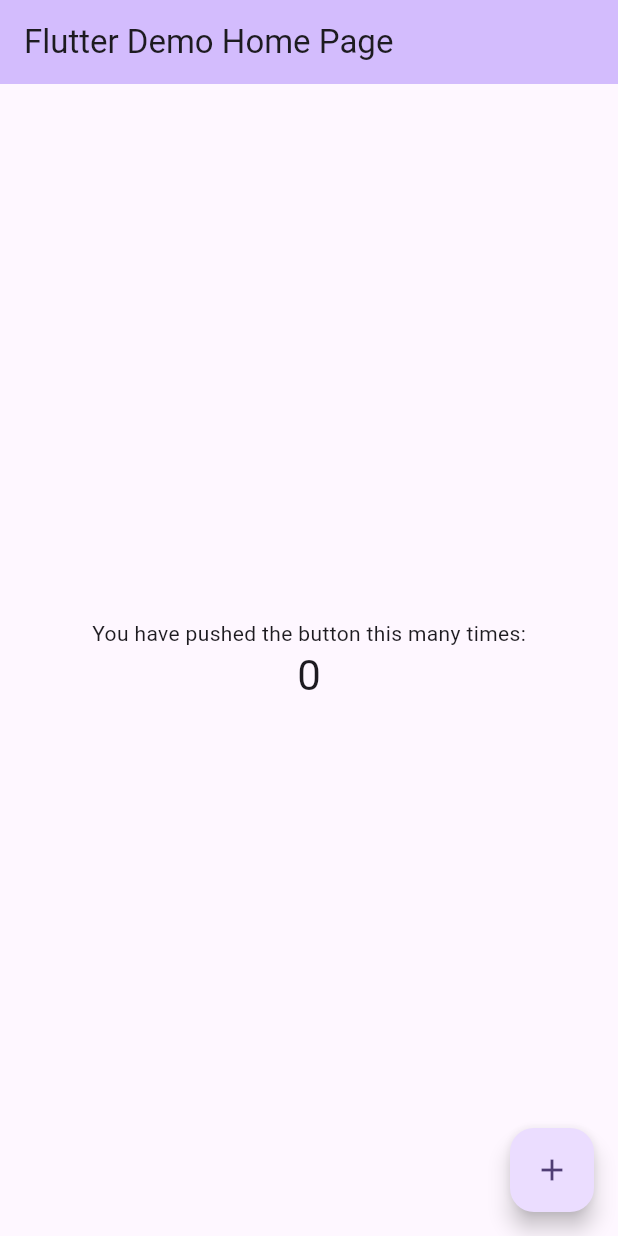
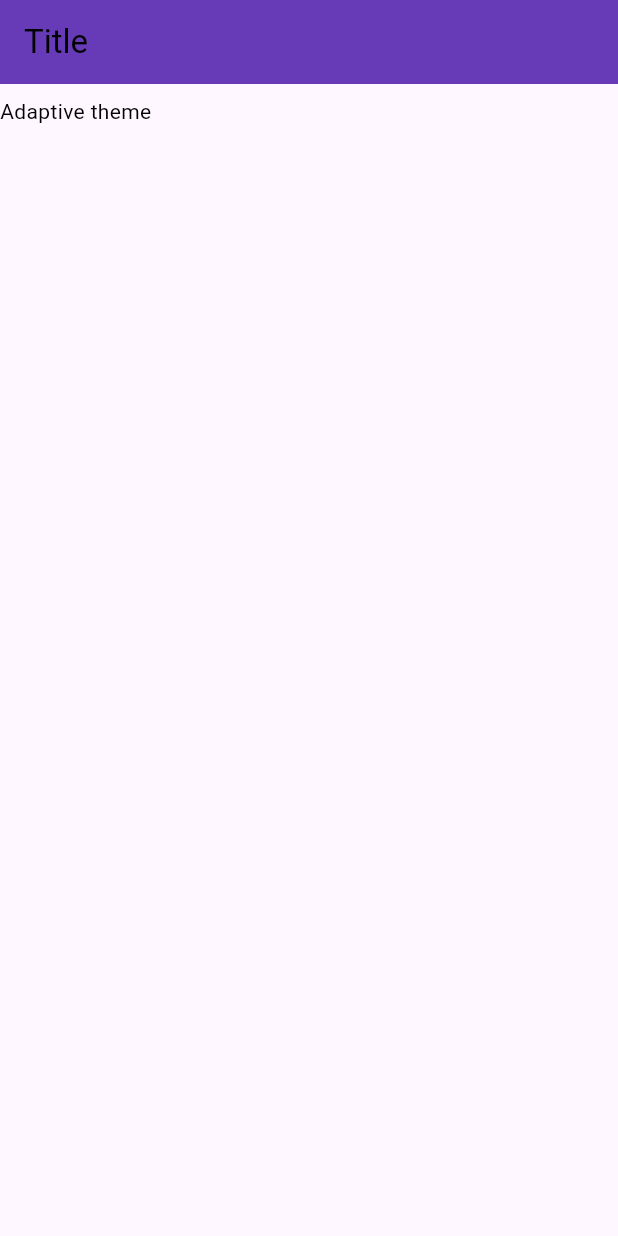
Before and after one commit to LoicLab/shopping_list, a Flutter app: the screen it shows after launch, on a phone screen of 412 x 824 dp. Run offline on Flutter 3.47's test engine with Material 3 defaults, Android fonts, the phone set to English and light mode, and no system bars; our stand-ins replace sqflite; accounts and stored records are empty.

Commit message:
Initialisation of the adaptive theme and the database

```diff
--- /dev/null
+++ b/lib/controller/home_controller.dart
@@ -0,0 +1,23 @@
+import 'package:flutter/material.dart';
+import '../view/adaptive_view.dart';
+
+class HomeController extends StatelessWidget {
+
+  final TargetPlatform platform;
+  final String titleBar;
+
+  const HomeController({
+    super.key,
+    required this.platform,
+    required this.titleBar
+  });
+
+  @override
+  Widget build(BuildContext context) {
+    return AdaptiveView(
+          platform: platform,
+          titleBar: titleBar,
+          view:  Text('Adaptive theme',style: TextStyle(color: Theme.of(context).colorScheme.secondary),)
+      );
+  }
+}
--- a/lib/main.dart
+++ b/lib/main.dart
@@ -1,125 +1,70 @@
+import 'package:flutter/cupertino.dart';
 import 'package:flutter/material.dart';
+import 'controller/home_controller.dart';
 
 void main() {
-  runApp(const MyApp());
+  runApp(MyApp());
 }
 
 class MyApp extends StatelessWidget {
-  const MyApp({super.key});
+  MyApp({super.key});
 
-  // This widget is the root of your application.
   @override
   Widget build(BuildContext context) {
+    final platform = Theme.of(context).platform;
+    //Just for test
+    //const platform = TargetPlatform.android;
+    bool isAndroid = (platform == TargetPlatform.android);
+    return isAndroid ? androidBase(platform: platform) : iOSBase(platform: platform);
+  }
+  ///Defines the light theme
+  final ThemeData materialTheme = ThemeData.light().copyWith(
+        colorScheme: const ColorScheme.light(
+          primary: Colors.deepPurple,
+          secondary: Colors.black
+        )
+  );
+
+  ///Defines the dark theme
+  final ThemeData materialDarkTheme = ThemeData.dark().copyWith(
+      colorScheme: const ColorScheme.light(
+        primary: Colors.deepPurple,
+        secondary: Colors.white
+      )
+  );
+
+  final String title = "Title";
+
+  MaterialApp androidBase({required TargetPlatform platform}){
     return MaterialApp(
-      title: 'Flutter Demo',
-      theme: ThemeData(
-        // This is the theme of your application.
-        //
-        // TRY THIS: Try running your application with "flutter run". You'll see
-        // the application has a purple toolbar. Then, without quitting the app,
-        // try changing the seedColor in the colorScheme below to Colors.green
-        // and then invoke "hot reload" (save your changes or press the "hot
-        // reload" button in a Flutter-supported IDE, or press "r" if you used
-        // the command line to start the app).
-        //
-        // Notice that the counter didn't reset back to zero; the application
-        // state is not lost during the reload. To reset the state, use hot
-        // restart instead.
-        //
-        // This works for code too, not just values: Most code changes can be
-        // tested with just a hot reload.
-        colorScheme: ColorScheme.fromSeed(seedColor: Colors.deepPurple),
-        useMaterial3: true,
+      themeMode: ThemeMode.system,
+      title: title,
+      debugShowCheckedModeBanner: false,
+      theme: materialTheme,
+      darkTheme: materialDarkTheme,
+      home: HomeController(
+        platform: platform,
+        titleBar: title
+      )
+    );
+  }
+
+  CupertinoApp iOSBase({required TargetPlatform platform}){
+    return CupertinoApp(
+      title: title,
+      debugShowCheckedModeBanner: false,
+      localizationsDelegates: const [
+        DefaultMaterialLocalizations.delegate,
+        DefaultCupertinoLocalizations.delegate,
+        DefaultWidgetsLocalizations.delegate
+      ],
+      theme: CupertinoThemeData(
+        primaryColor: materialTheme.primaryColor
       ),
-      home: const MyHomePage(title: 'Flutter Demo Home Page'),
+      home: HomeController(
+        platform: platform,
+        titleBar: title
+      )
     );
   }
 }
-
-class MyHomePage extends StatefulWidget {
-  const MyHomePage({super.key, required this.title});
-
-  // This widget is the home page of your application. It is stateful, meaning
-  // that it has a State object (defined below) that contains fields that affect
-  // how it looks.
-
-  // This class is the configuration for the state. It holds the values (in this
-  // case the title) provided by the parent (in this case the App widget) and
-  // used by the build method of the State. Fields in a Widget subclass are
-  // always marked "final".
-
-  final String title;
-
-  @override
-  State<MyHomePage> createState() => _MyHomePageState();
-}
-
-class _MyHomePageState extends State<MyHomePage> {
-  int _counter = 0;
-
-  void _incrementCounter() {
-    setState(() {
-      // This call to setState tells the Flutter framework that something has
-      // changed in this State, which causes it to rerun the build method below
-      // so that the display can reflect the updated values. If we changed
-      // _counter without calling setState(), then the build method would not be
-      // called again, and so nothing would appear to happen.
-      _counter++;
-    });
-  }
-
-  @override
-  Widget build(BuildContext context) {
-    // This method is rerun every time setState is called, for instance as done
-    // by the _incrementCounter method above.
-    //
-    // The Flutter framework has been optimized to make rerunning build methods
-    // fast, so that you can just rebuild anything that needs updating rather
-    // than having to individually change instances of widgets.
-    return Scaffold(
-      appBar: AppBar(
-        // TRY THIS: Try changing the color here to a specific color (to
-        // Colors.amber, perhaps?) and trigger a hot reload to see the AppBar
-        // change color while the other colors stay the same.
-        backgroundColor: Theme.of(context).colorScheme.inversePrimary,
-        // Here we take the value from the MyHomePage object that was created by
-        // the App.build method, and use it to set our appbar title.
-        title: Text(widget.title),
-      ),
-      body: Center(
-        // Center is a layout widget. It takes a single child and positions it
-        // in the middle of the parent.
-        child: Column(
-          // Column is also a layout widget. It takes a list of children and
-          // arranges them vertically. By default, it sizes itself to fit its
-          // children horizontally, and tries to be as tall as its parent.
-          //
-          // Column has various properties to control how it sizes itself and
-          // how it positions its children. Here we use mainAxisAlignment to
-          // center the children vertically; the main axis here is the vertical
-          // axis because Columns are vertical (the cross axis would be
-          // horizontal).
-          //
-          // TRY THIS: Invoke "debug painting" (choose the "Toggle Debug Paint"
-          // action in the IDE, or press "p" in the console), to see the
-          // wireframe for each widget.
-          mainAxisAlignment: MainAxisAlignment.center,
-          children: <Widget>[
-            const Text(
-              'You have pushed the button this many times:',
-            ),
-            Text(
-              '$_counter',
-              style: Theme.of(context).textTheme.headlineMedium,
-            ),
-          ],
-        ),
-      ),
-      floatingActionButton: FloatingActionButton(
-        onPressed: _incrementCounter,
-        tooltip: 'Increment',
-        child: const Icon(Icons.add),
-      ), // This trailing comma makes auto-formatting nicer for build methods.
-    );
-  }
-}
--- /dev/null
+++ b/lib/view/adaptive_view.dart
@@ -0,0 +1,50 @@
+import 'package:flutter/cupertino.dart';
+import 'package:flutter/material.dart';
+
+///Defines the light themeClass used to manage the display of pages depending on whether you're on Android or iOS.
+class AdaptiveView extends StatelessWidget{
+  final TargetPlatform platform;
+  final Widget view;
+  final String titleBar;
+
+  const AdaptiveView({
+    super.key,
+    required this.platform,
+    required this.view,
+    required this.titleBar
+  });
+
+  @override
+  Widget build(BuildContext context) {
+    return scaffold(context);
+  }
+
+  bool isAndroid() => (platform == TargetPlatform.android);
+
+  Widget scaffold(BuildContext context) {
+    return (isAndroid())
+        ? Scaffold(appBar: appBar(context), body: body())
+        : CupertinoPageScaffold(navigationBar: navBar(context),child: body());
+  }
+
+  AppBar appBar(BuildContext context) {
+    return AppBar(
+        title: Text(titleBar),
+        backgroundColor: Theme.of(context).colorScheme.primary
+    );
+  }
+
+  CupertinoNavigationBar navBar(BuildContext context) {
+    return CupertinoNavigationBar(
+        middle: Text(titleBar),
+        backgroundColor: Theme.of(context).colorScheme.primary
+    );
+  }
+
+  Widget body(){
+    return Padding(
+        padding: const EdgeInsets.only(top: 8),
+        child: view,
+    );
+  }
+}
--- a/pubspec.yaml
+++ b/pubspec.yaml
@@ -35,6 +35,9 @@ dependencies:
   # The following adds the Cupertino Icons font to your application.
   # Use with the CupertinoIcons class for iOS style icons.
   cupertino_icons: ^1.0.6
+  sqflite: ^2.3.3+1
+  path_provider: ^2.1.3
+  path: ^1.9.0
 
 dev_dependencies:
   flutter_test:
```
Also changed, not shown: lib/service/database_client.dart (added, +83 -0 lines), pubspec.lock, 1 other file.
